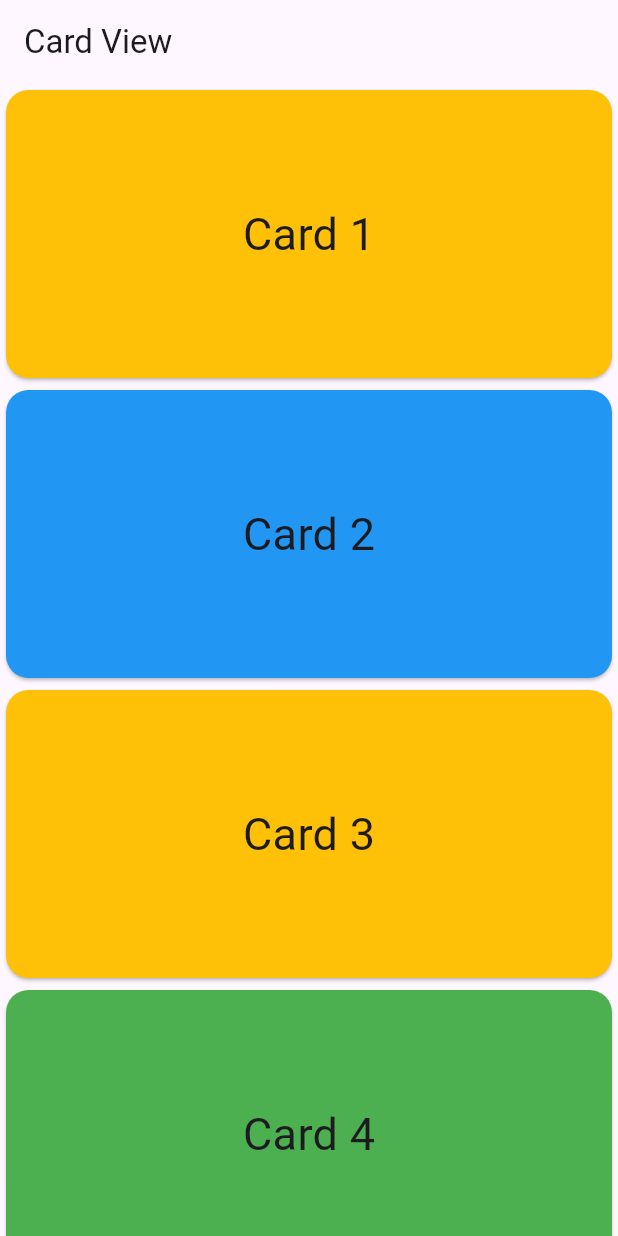
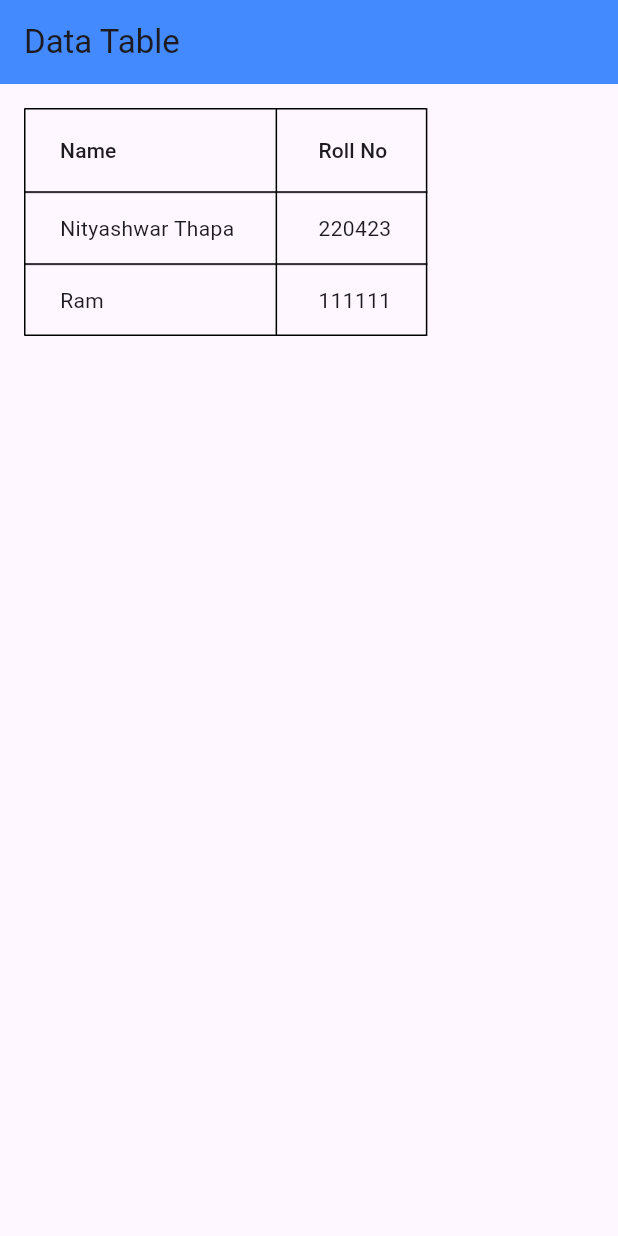
Before and after one commit to NityashwarThapa/flutterapp, a Flutter app: the screen it shows after launch, on a phone screen of 412 x 824 dp. Run offline on Flutter 3.47's test engine with Material 3 defaults, Android fonts, the phone set to English and light mode, and no system bars.

Commit message:
code maintain

```diff
--- a/batch33/lib/app.dart
+++ b/batch33/lib/app.dart
@@ -1,4 +1,5 @@
 import 'package:batch33/card_view.dart';
+import 'package:batch33/list_and_grid_view.dart';
 
 // import 'package:batch33/view/column-row.dart';
 // import 'package:batch33/view/container.dart';
@@ -17,7 +18,7 @@ class MyApp extends StatelessWidget {
   Widget build(BuildContext context) {
     return const MaterialApp(
       debugShowCheckedModeBanner: false,
-      home: CardView(),
+      home: DataTableScreen(),
     );
   }
 }
--- a/batch33/lib/list_and_grid_view.dart
+++ b/batch33/lib/list_and_grid_view.dart
@@ -1,10 +1,9 @@
 import 'package:flutter/material.dart';
 
-class DatatableView extends StatelessWidget {
-  const DatatableView({super.key});
+class DataTableScreen extends StatelessWidget {
+  const DataTableScreen({super.key});
 
-  @override
-  Widget build(BuildContext context) {
+  Widget displayDataTable() {
     return DataTable(
       border: TableBorder.all(color: Colors.black),
       columns: const [
@@ -12,8 +11,26 @@ class DatatableView extends StatelessWidget {
         DataColumn(label: Text('Roll No')),
       ],
       rows: const [
-        DataRow(cells: [DataCell(Text('John')), DataCell(Text('12'))]),
+        DataRow(cells: [
+          DataCell(Text('Nityashwar Thapa')),
+          DataCell(Text('220423')),
+        ]),
+        DataRow(cells: [DataCell(Text("Ram")), DataCell(Text("111111"))])
       ],
     );
   }
+
+  @override
+  Widget build(BuildContext context) {
+    return Scaffold(
+      appBar: AppBar(
+        title: const Text('Data Table'),
+        backgroundColor: Colors.blueAccent,
+      ),
+      body: Padding(
+        padding: const EdgeInsets.all(16.0),
+        child: displayDataTable(),
+      ),
+    );
+  }
 }
```
Also changed, not shown: 11 other files.
